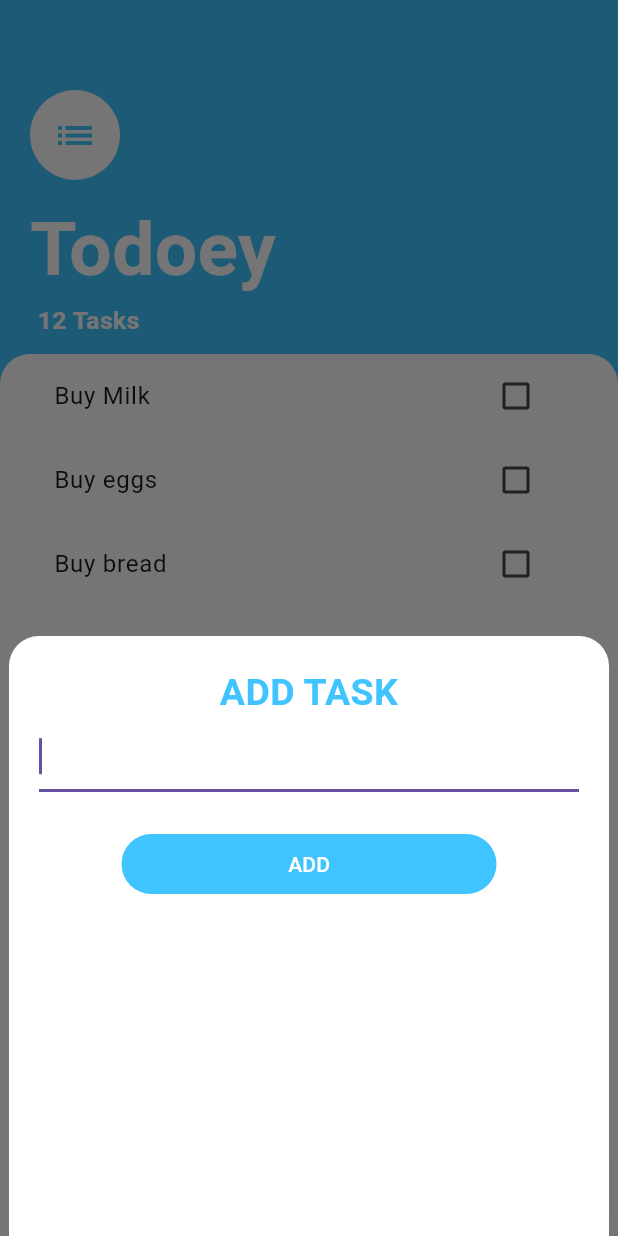
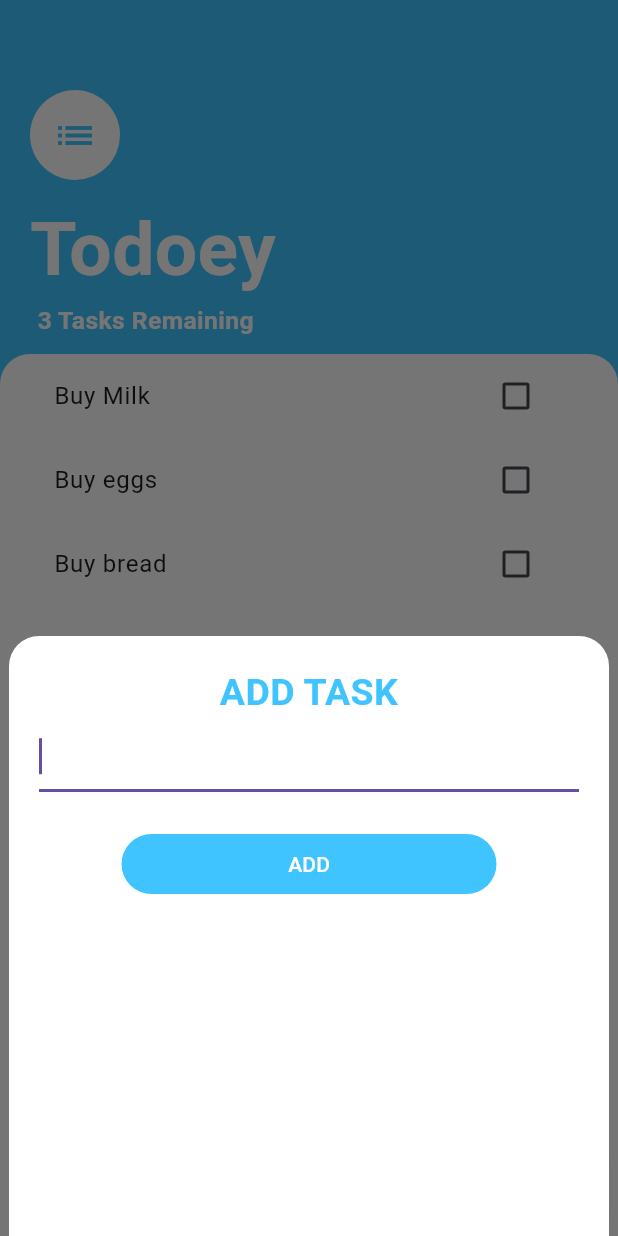
Before and after one commit to RITWIZSINGH/Todoey_flutter, a Flutter app: the screen it shows after launch, after a tap on the "add" icon, on a phone screen of 412 x 824 dp. Run offline on Flutter 3.47's test engine with Material 3 defaults, Android fonts, the phone set to English and light mode, and no system bars; our stand-ins replace firebase_core; accounts and stored records are empty.

Commit message:
Getting the data of tasks using Provider package

```diff
--- a/lib/main.dart
+++ b/lib/main.dart
@@ -1,19 +1,28 @@
+// ignore_for_file: use_key_in_widget_constructors, unused_import
+
 import 'package:flutter/material.dart';
 import 'package:todoey/screens/task_screen.dart';
 import 'package:firebase_core/firebase_core.dart';
+import 'package:todoey/widgets/task_list.dart';
+import 'package:todoey/screens/add_task_screen.dart';
+import 'package:todoey/models/task.dart';
+import 'package:provider/provider.dart';
+import 'package:todoey/models/task_data.dart';
 
 Future<void> main() async {
   WidgetsFlutterBinding.ensureInitialized();
   await Firebase.initializeApp();
-  runApp(const MyApp());
+  runApp(MyApp());
 }
 
 class MyApp extends StatelessWidget {
-  const MyApp({super.key});
   @override
   Widget build(BuildContext context) {
-    return MaterialApp(
-      home: TasksScreen(),
+    return ChangeNotifierProvider(
+      create: (BuildContext context) => Data(),
+      child: MaterialApp(
+        home: TasksScreen(),
+      ),
     );
   }
 }
--- /dev/null
+++ b/lib/models/task_data.dart
@@ -0,0 +1,22 @@
+// ignore_for_file: unused_import
+
+import 'package:flutter/foundation.dart';
+import 'package:provider/provider.dart';
+import 'package:todoey/models/task.dart';
+
+class Data extends ChangeNotifier {
+  List<Task> tasks = [
+    Task(name: 'Buy Milk'),
+    Task(name: 'Buy eggs'),
+    Task(name: 'Buy bread'),
+  ];
+
+  void addTask(String newTask) {
+    tasks.add(Task(name: newTask));
+    notifyListeners();
+  }
+
+  int get taskCount{
+    return tasks.length;
+  }
+}
--- a/lib/screens/add_task_screen.dart
+++ b/lib/screens/add_task_screen.dart
@@ -1,10 +1,15 @@
-// ignore_for_file: unused_import, use_key_in_widget_constructors, prefer_const_constructors, avoid_unnecessary_containers, prefer_const_literals_to_create_immutables
+// ignore_for_file: unused_import, use_key_in_widget_constructors, prefer_const_constructors, avoid_unnecessary_containers, prefer_const_literals_to_create_immutables, unused_local_variable, avoid_print, prefer_const_constructors_in_immutables
 
 import 'package:flutter/material.dart';
 
 class AddTaskScreen extends StatelessWidget {
+  late final Function addTaskCallBack;
+
+  AddTaskScreen(this.addTaskCallBack);
+
   @override
   Widget build(BuildContext context) {
+    String newTaskTitle = '';
     return Container(
       child: Container(
         padding: EdgeInsets.all(20),
@@ -36,11 +41,19 @@ class AddTaskScreen extends StatelessWidget {
                   maxWidth: 300,
                 ),
               ),
+              onChanged: (newText) {
+                newTaskTitle = newText;
+              },
+              style: TextStyle(
+                color: Colors.black,
+              ),
             ),
             Padding(
-              padding:  EdgeInsets.only(top: 20),
+              padding: EdgeInsets.only(top: 20),
               child: TextButton(
-                onPressed: () {},
+                onPressed: () {
+                  addTaskCallBack(newTaskTitle);
+                },
                 child: Container(
                   decoration: BoxDecoration(
                       color: Colors.lightBlueAccent,
--- a/lib/screens/task_screen.dart
+++ b/lib/screens/task_screen.dart
@@ -1,16 +1,16 @@
-// ignore_for_file: prefer_const_constructors, library_private_types_in_public_api, use_key_in_widget_constructors, sort_child_properties_last, unnecessary_import, avoid_unnecessary_containers, unused_import
+// ignore_for_file: prefer_const_constructors, library_private_types_in_public_api, use_key_in_widget_constructors, sort_child_properties_last, unnecessary_import, avoid_unnecessary_containers, unused_import, avoid_print
 
 import 'package:flutter/material.dart';
 import 'package:flutter/widgets.dart';
 import 'package:todoey/widgets/task_list.dart';
 import 'package:todoey/screens/add_task_screen.dart';
+import 'package:todoey/models/task.dart';
+import 'package:provider/provider.dart';
+import 'package:todoey/main.dart';
+import 'package:todoey/models/task_data.dart';
 
-class TasksScreen extends StatefulWidget {
-  @override
-  _TasksScreenState createState() => _TasksScreenState();
-}
+class TasksScreen extends StatelessWidget {
 
-class _TasksScreenState extends State<TasksScreen> {
   @override
   Widget build(BuildContext context) {
     return Scaffold(
@@ -24,8 +24,17 @@ class _TasksScreenState extends State<TasksScreen> {
               child: Container(
                 padding: EdgeInsets.only(
                     bottom: MediaQuery.of(context).viewInsets.bottom),
-                    child: AddTaskScreen()),
-              ));
+                child: AddTaskScreen(
+                  (newTaskTitle) {
+                    // setState(() {
+                    //   Provider.of<Data>(context,listen: false).addTask(newTaskTitle);
+                    // });
+                    Navigator.pop(context);
+                  },
+                ),
+              ),
+            ),
+          );//Show modal sheet button
         },
         backgroundColor: Colors.lightBlueAccent,
         child: Icon(
@@ -64,7 +73,7 @@ class _TasksScreenState extends State<TasksScreen> {
             Padding(
               padding: const EdgeInsets.only(left: 25, bottom: 10),
               child: Text(
-                '12 Tasks',
+                (Provider.of<Data>(context).tasks.isEmpty) ? 'You have nothing to do':'${Provider.of<Data>(context).taskCount} Tasks Remaining',
                 style: TextStyle(
                   color: Colors.white,
                   fontSize: 16.5,
--- a/lib/widgets/task_list.dart
+++ b/lib/widgets/task_list.dart
@@ -1,33 +1,30 @@
-// ignore_for_file: unused_import, use_key_in_widget_constructors
+// ignore_for_file: unused_import, use_key_in_widget_constructors, prefer_const_constructors_in_immutables
 
 import 'package:flutter/material.dart';
 import 'task_tile.dart';
 import 'package:todoey/models/task.dart';
+import 'package:provider/provider.dart';
+import 'package:todoey/models/task_data.dart';
 
-class TasksList extends StatefulWidget {
-  @override
-  State<TasksList> createState() => _TasksListState();
-}
-
-class _TasksListState extends State<TasksList> {
-  List<Task> tasks = [
-    Task(name: 'Buy Milk'),
-    Task(name: 'Buy eggs'),
-    Task(name: 'Buy bread')
-  ];
+class TasksList extends StatelessWidget {
   @override
   Widget build(BuildContext context) {
-    return ListView.builder(
-      itemBuilder: (context, index) {
-        return TasksTile(
-            taskTitle: tasks[index].name, isChecked: tasks[index].isDone,
-            checkBoxCallBack: (bool checkboxState){
-              setState(() {
-                tasks[index].toggleDone();
-              });
-            });
+    return Consumer<Data>(
+      builder: (context, taskData, child) {
+        return ListView.builder(
+          itemBuilder: (context, index) {
+            return TasksTile(
+                taskTitle: taskData.tasks[index].name,
+                isChecked: taskData.tasks[index].isDone,
+                checkBoxCallBack: (bool checkboxState) {
+                  // setState(() {
+                  //   Provider.of<Data>(context,listen: false).tasks[index].toggleDone();
+                  // });
+                });
+          },
+          itemCount: taskData.taskCount,
+        );
       },
-      itemCount: tasks.length,
     );
   }
 }
--- a/pubspec.yaml
+++ b/pubspec.yaml
@@ -36,6 +36,7 @@ dependencies:
   # Use with the CupertinoIcons class for iOS style icons.
   cupertino_icons: ^1.0.6
   firebase_core: ^2.32.0
+  provider: ^6.1.2
 
 dev_dependencies:
   flutter_test:
```
Also changed, not shown: pubspec.lock, 1 other file. Lines whose indentation alone changed are shown as unchanged.
